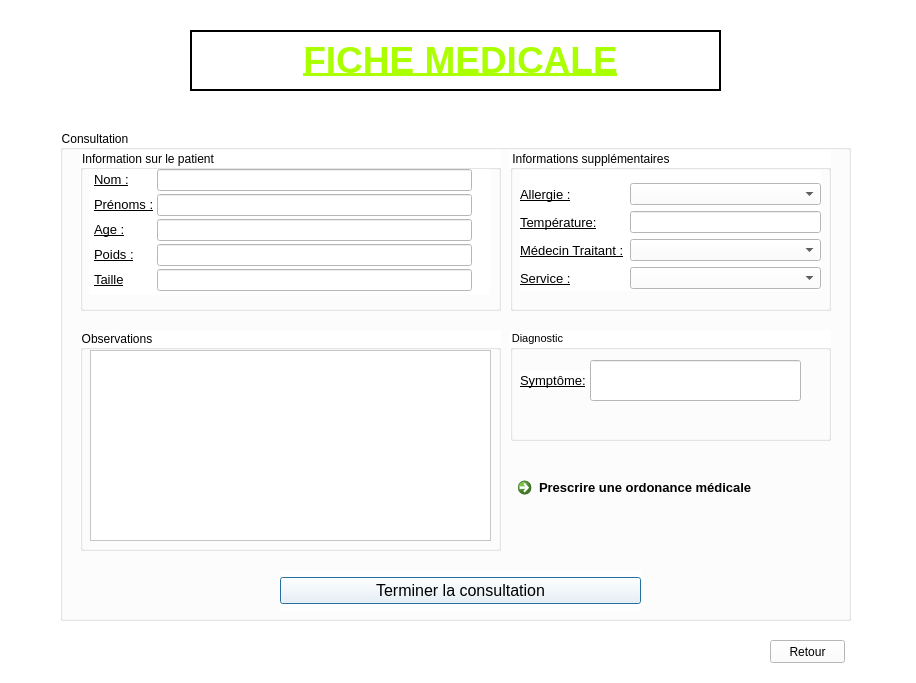
This is form/.ui/ficheMed.ui in Abrahamkone/ano1 as Qt 5 draws it before an edit. The edited form follows.
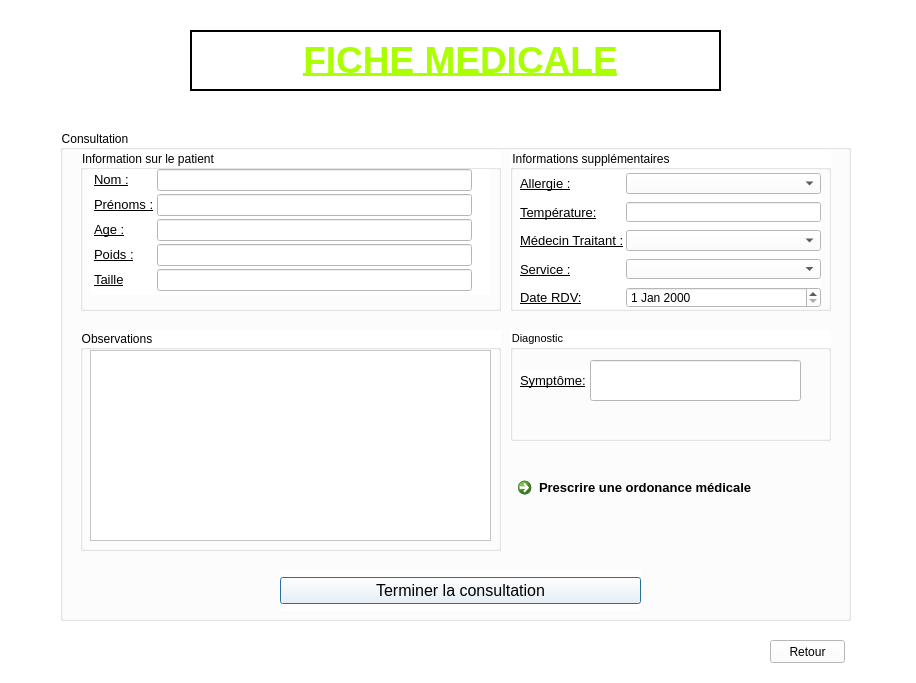
This is the edited form. Icons and pictures are not drawn.

```diff
--- a/form/.ui/ficheMed.ui
+++ b/form/.ui/ficheMed.ui
@@ -233,12 +233,18 @@
           <x>10</x>
           <y>20</y>
           <width>301</width>
-          <height>121</height>
+          <height>138</height>
          </rect>
         </property>
         <layout class="QFormLayout" name="formLayout_2">
+         <property name="horizontalSpacing">
+          <number>2</number>
+         </property>
+         <property name="verticalSpacing">
+          <number>8</number>
+         </property>
          <property name="topMargin">
-          <number>13</number>
+          <number>3</number>
          </property>
          <item row="0" column="0">
           <widget class="QLabel" name="allergieLabel">
@@ -304,6 +310,16 @@
          <item row="2" column="1">
           <widget class="QComboBox" name="comboBox_medTrait"/>
          </item>
+         <item row="4" column="0">
+          <widget class="QLabel" name="dateRDVLabel">
+           <property name="text">
+            <string>&lt;html&gt;&lt;head/&gt;&lt;body&gt;&lt;p&gt;&lt;span style=&quot; font-size:10pt; text-decoration: underline;&quot;&gt;Date RDV:&lt;/span&gt;&lt;/p&gt;&lt;/body&gt;&lt;/html&gt;</string>
+           </property>
+          </widget>
+         </item>
+         <item row="4" column="1">
+          <widget class="QDateEdit" name="dateRDVDateEdit"/>
+         </item>
         </layout>
        </widget>
       </widget>
```
Left out of the diff: 4 changed lines with no effect on the pictures.
